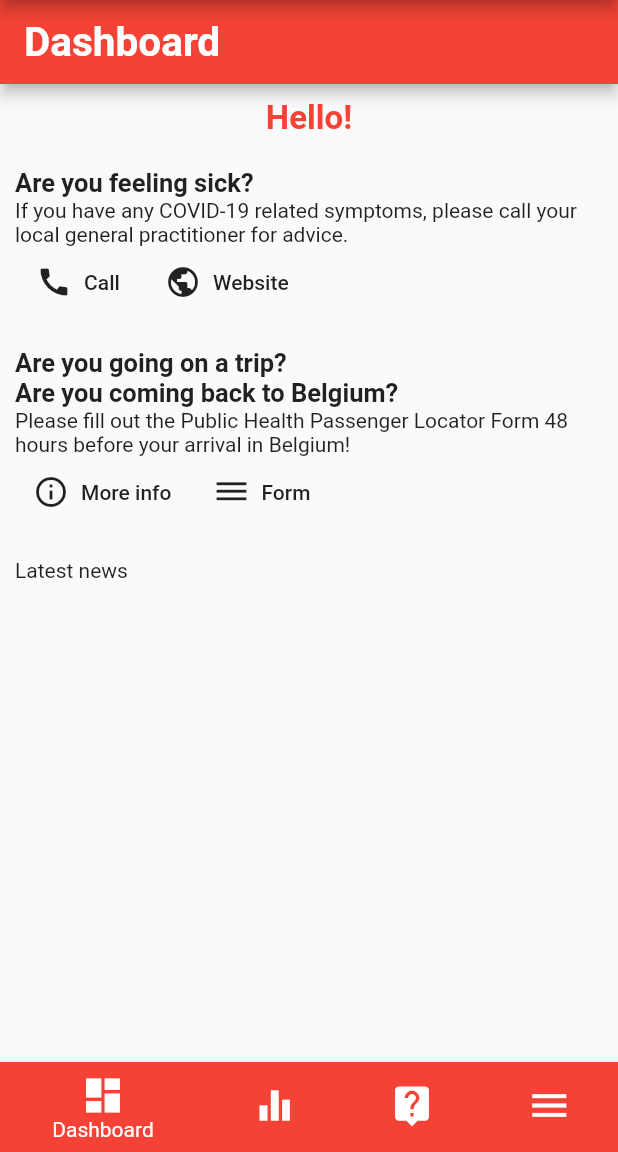
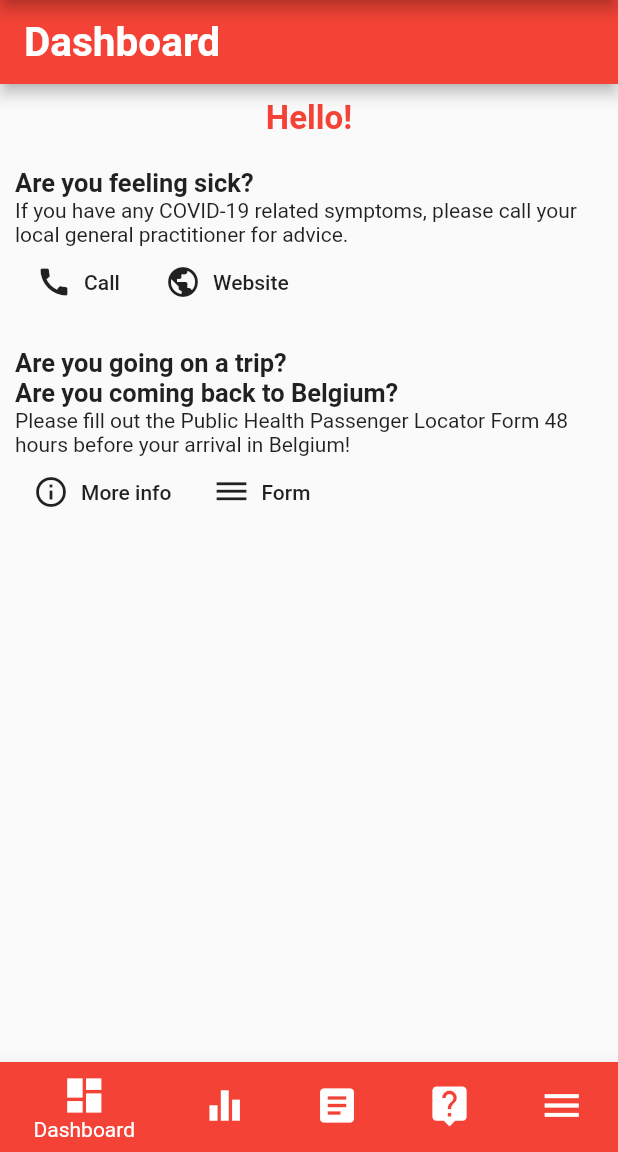
Before and after one commit to ucll-mobile-2021/project-coronaapp, a Flutter app: the screen it shows after launch, on a phone screen of 412 x 824 dp, the part 84-1236 px from its top. Run offline on Flutter 3.47's test engine with Material 2 defaults, Android fonts, the phone set to English and light mode, and no system bars; our stand-ins replace sensors, shared_preferences; missing offline and left inert: country_list_pick.

Commit message:
Moves latest news to new tab & improved spacing/format in the project

```diff
--- a/lib/config/theme.dart
+++ b/lib/config/theme.dart
@@ -9,7 +9,7 @@ class ThemeChanger with ChangeNotifier {
   getTheme() => _themeData;
 
   toggleTheme() {
-    if (_themeData == ThemeData.dark()) _themeData = ThemeData.light(); // TODO eigen dark theme
+    if (_themeData == ThemeData.dark()) _themeData = ThemeData.light();
     else _themeData = ThemeData.dark();
     notifyListeners();
   }
--- a/lib/main.dart
+++ b/lib/main.dart
@@ -2,6 +2,7 @@
   Corona App
 */
 import 'package:coronapp/screens/dashboard.dart';
+import 'package:coronapp/screens/latestnews.dart';
 import 'package:coronapp/screens/more.dart';
 import 'package:coronapp/screens/statistics.dart';
 import 'package:coronapp/screens/tips.dart';
@@ -62,7 +63,7 @@ class MaterialAppWithTheme extends StatelessWidget {
 
   @override
   Widget build(BuildContext context) {
-    final theme = Provider.of<ThemeChanger>(context); // TODO Theme parameter
+    final theme = Provider.of<ThemeChanger>(context);
 
     if (_locale == null)
       return Container(
@@ -117,6 +118,10 @@ class _BasicScreenState extends State<BasicScreen> {
       "screen": StatisticsScreen(),
     },
     {
+      "title": "latest_news",
+      "screen": LatestNewsScreen(),
+    },
+    {
       "title": "tips",
       "screen": TipsScreen(),
     },
@@ -138,28 +143,29 @@ class _BasicScreenState extends State<BasicScreen> {
         items: [
           BottomNavigationBarItem(
             icon: Icon(Icons.dashboard),
-              title: Text(
-                getTranslated(context, screens[_currentIndex]["title"]),
+            label: getTranslated(context, screens[_currentIndex]["title"]),
+            backgroundColor: Colors.red,
           ),
-              backgroundColor: Colors.red),
           BottomNavigationBarItem(
             icon: Icon(Icons.equalizer),
-              title: Text(
-                getTranslated(context, screens[_currentIndex]["title"]),
+            label: getTranslated(context, screens[_currentIndex]["title"]),
+            backgroundColor: Colors.red,
           ),
-              backgroundColor: Colors.red),
+          BottomNavigationBarItem(
+            icon: Icon(Icons.article),
+            label: getTranslated(context, screens[_currentIndex]["title"]),
+            backgroundColor: Colors.red,
+          ),
           BottomNavigationBarItem(
             icon: Icon(Icons.live_help),
-              title: Text(
-                getTranslated(context, screens[_currentIndex]["title"]),
+            label: getTranslated(context, screens[_currentIndex]["title"]),
+            backgroundColor: Colors.red,
           ),
-              backgroundColor: Colors.red),
           BottomNavigationBarItem(
             icon: Icon(Icons.menu),
-              title: Text(
-                getTranslated(context, screens[_currentIndex]["title"]),
+            label: getTranslated(context, screens[_currentIndex]["title"]),
+            backgroundColor: Colors.red,
           ),
-              backgroundColor: Colors.red),
         ],
         onTap: (index) {
           setState(() {
--- a/lib/screens/dashboard.dart
+++ b/lib/screens/dashboard.dart
@@ -1,5 +1,4 @@
 import 'package:coronapp/localization/translation.dart';
-import 'package:coronapp/screens/dashboard/latestnews.dart';
 import 'package:coronapp/type/greeting.dart';
 import 'package:coronapp/widgets/screenappbar.dart';
 import 'package:flutter/material.dart';
@@ -172,7 +171,6 @@ class _DashboardScreenState extends State<DashboardScreen> {
           _greetingMessage(),
           _feelingSickSection(),
           _passengerLocatorForm(),
-          LatestNews(),
         ],
       ),
     );
--- a/lib/screens/dashboard/latestnews.dart
+++ /dev/null
@@ -1,28 +0,0 @@
-import 'package:coronapp/localization/translation.dart';
-import 'package:flutter/widgets.dart';
-
-// https://www.info-coronavirus.be/en/news/
-// UL LIST CLASS => "blog-list"
-
-/*
-<ul class="blog-list">
-    <li>
-        <div class="blue">28-09-2020: <a href="/en/news/increase-in-the-number-of-daily-infections-but-less-pronounced/">Increase in the number of daily infections but less pronounced</a></div>
-    </li>
-</ul>
-*/
-
-class LatestNews extends StatefulWidget {
-  @override
-  _LatestNewsState createState() => _LatestNewsState();
-}
-
-class _LatestNewsState extends State<LatestNews> {
-  @override
-  Widget build(BuildContext context) {
-    return Container(
-      margin: EdgeInsets.all(10.0),
-      child: Text(getTranslated(context, 'latest_news')),
-    );
-  }
-}
--- /dev/null
+++ b/lib/screens/latestnews.dart
@@ -0,0 +1,21 @@
+import 'package:coronapp/localization/translation.dart';
+import 'package:coronapp/widgets/screenappbar.dart';
+import 'package:flutter/material.dart';
+import 'package:flutter/widgets.dart';
+
+class LatestNewsScreen extends StatefulWidget {
+  @override
+  _LatestNewsScreenState createState() => _LatestNewsScreenState();
+}
+
+class _LatestNewsScreenState extends State<LatestNewsScreen> {
+  @override
+  Widget build(BuildContext context) {
+    return Scaffold(
+      appBar: ScreenAppBar(getTranslated(context, 'latest_news')),
+      body: Container(
+        child: Text("Test"),
+      ),
+    );
+  }
+}
--- a/lib/screens/more.dart
+++ b/lib/screens/more.dart
@@ -50,7 +50,7 @@ class _MoreScreenState extends State<MoreScreen> {
     },
     {
       "title": "game",
-      "icon": Icons.arrow_forward_ios_rounded,
+      "icon": Icons.videogame_asset,
       "info": "game_info",
       "tab": GameTab(),
     },
--- a/lib/screens/more/settings.dart
+++ b/lib/screens/more/settings.dart
@@ -2,7 +2,6 @@ import 'package:coronapp/type/language.dart';
 import 'package:coronapp/config/theme.dart';
 import 'package:coronapp/localization/translation.dart';
 import 'package:coronapp/main.dart';
-import 'package:coronapp/type/language.dart';
 import 'package:flutter/material.dart';
 import 'package:provider/provider.dart';
 
@@ -13,23 +12,23 @@ class SettingsTab extends StatefulWidget {
 }
 
 class _SettingsTabState extends State<SettingsTab> {
+  // ignore: unused_field
   final GlobalKey<FormState> _key = GlobalKey<FormState>(); // I18N
 
+  // ignore: unused_element
   void _showSuccessDialog() {
     showTimePicker(context: context, initialTime: TimeOfDay.now());
   }
 
+  // I18N
   void _changeLanguage(Language language) async {
-    // I18N
     Locale _temp = await setLocale(language.languageCode);
-
-    CoronaApp.setLocale(context, _temp); // I18N
+    CoronaApp.setLocale(context, _temp);
   }
 
   @override
   Widget build(BuildContext context) {
-    ThemeChanger _themeChanger = Provider.of<ThemeChanger>(context); // Theme
-
+    ThemeChanger _themeChanger = Provider.of<ThemeChanger>(context);
     return Scaffold(
       appBar: AppBar(
         title: Text(getTranslated(context, 'settings')),
@@ -45,7 +44,6 @@ class _SettingsTabState extends State<SettingsTab> {
             ),
             Text(getTranslated(context, 'change_lang')),
             Padding(
-                // I18N
               padding: EdgeInsets.all(8.0),
               child: DropdownButton(
                 onChanged: (Language language) {
@@ -57,8 +55,7 @@ class _SettingsTabState extends State<SettingsTab> {
                   color: _themeChanger.getLangColor(),
                 ),
                 items: Language.languageList()
-                      .map<DropdownMenuItem<Language>>((lang) =>
-                          DropdownMenuItem(
+                    .map<DropdownMenuItem<Language>>((lang) => DropdownMenuItem(
                           value: lang,
                           child: Row(
                             mainAxisAlignment: MainAxisAlignment.spaceAround,
@@ -73,9 +70,10 @@ class _SettingsTabState extends State<SettingsTab> {
                         ))
                     .toList(),
               ),
-              )
+            ),
           ],
         ),
-        ));
+      ),
+    );
   }
 }
--- a/lib/widgets/screenappbar.dart
+++ b/lib/widgets/screenappbar.dart
@@ -8,8 +8,6 @@ class ScreenAppBar extends StatelessWidget implements PreferredSizeWidget {
 
   @override
   final Size preferredSize; // default is 56.0
-  //@override
-  //Size get preferredSize => Size.fromHeight(100.0);
 
   ScreenAppBar(
     this.titleOfScreen, {
@@ -19,14 +17,15 @@ class ScreenAppBar extends StatelessWidget implements PreferredSizeWidget {
 
   @override
   Widget build(BuildContext context) {
-    ThemeChanger _themeChanger = Provider.of<ThemeChanger>(context); // Theme
+    ThemeChanger _themeChanger = Provider.of<ThemeChanger>(context);
 
     return ChangeNotifierProvider<ThemeChanger>(
       create: (_) => ThemeChanger(
-          ThemeData.light()), // Bij app openen is mode eerst op light
+        ThemeData.light(),
+      ), // Bij app openen is mode eerst op light
       child: new AppBar(
-        brightness: _themeChanger.getBrightness(), // THEMA TODO MORE?
-        backgroundColor: _themeChanger.themeColors(), // THEMA
+        brightness: _themeChanger.getBrightness(),
+        backgroundColor: _themeChanger.themeColors(),
         title: Text(
           titleOfScreen,
           style: Styles.styleMainTitle,
```
Also changed, not shown: lib/screens/statistics.dart (+43 -18 lines). Lines whose indentation alone changed are shown as unchanged.
